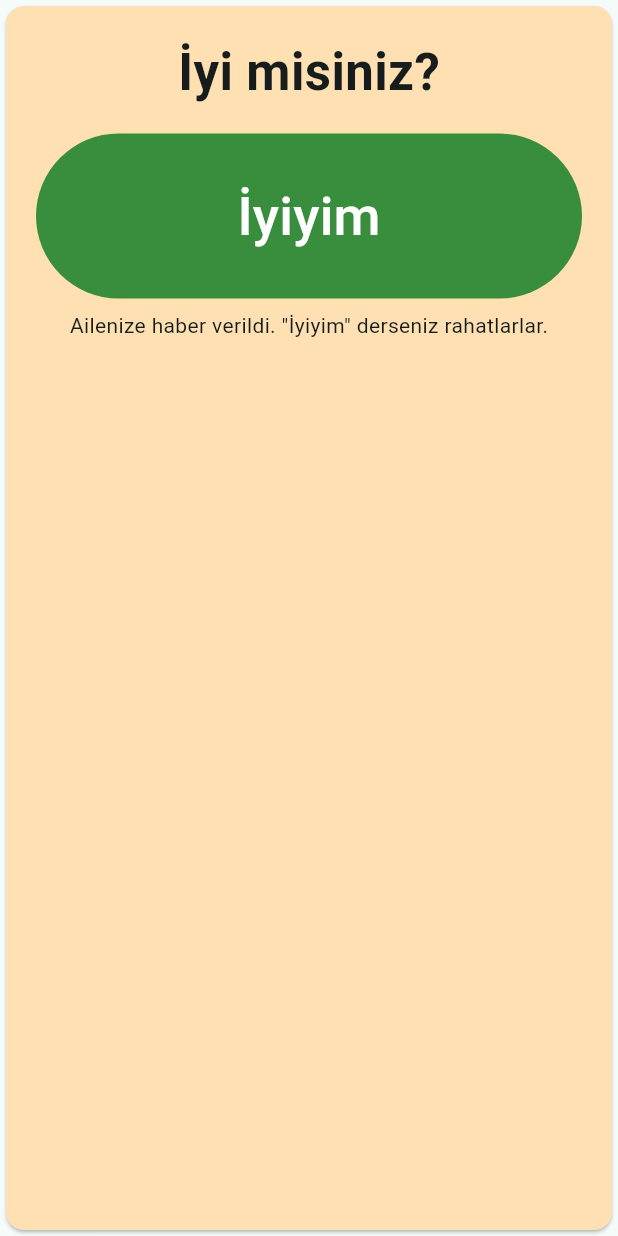
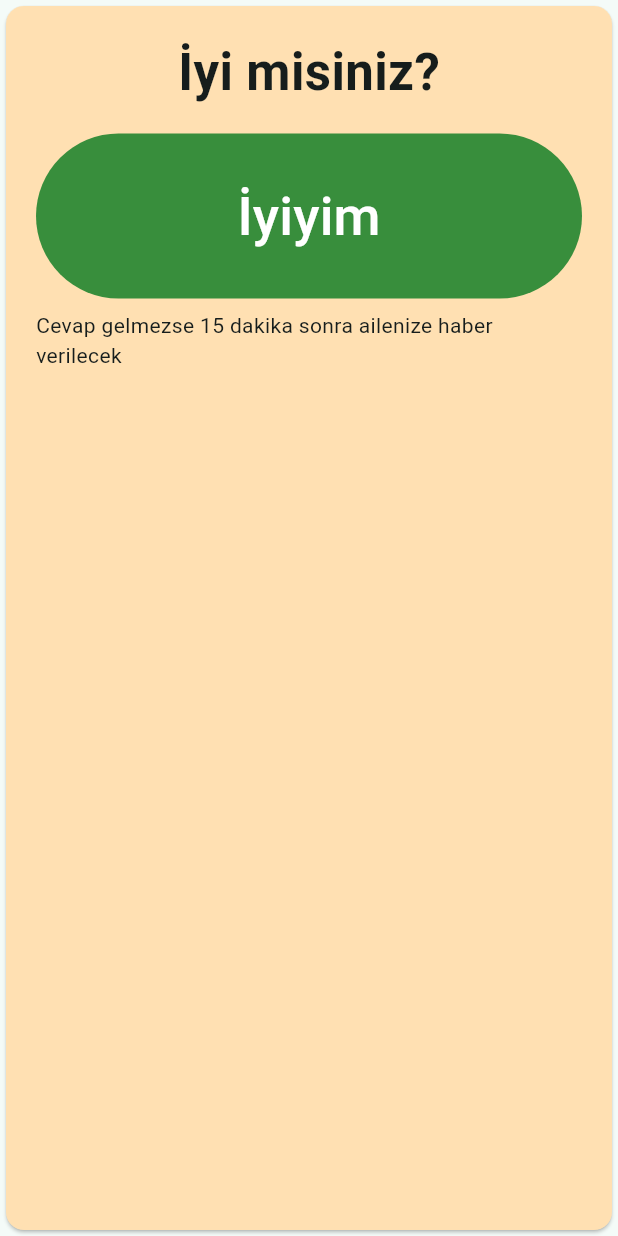
Before and after one commit to MuratAcar00/Hal-Hatir, a Flutter app: the _CheckInCard widget shown alone on an empty page, opened directly, on a phone screen of 412 x 824 dp. Run offline on Flutter 3.47's test engine with Material 3 defaults, Android fonts, the phone set to English and light mode, and no system bars; our stand-ins replace fl_chart, shared_preferences; accounts and stored records are empty.

Commit message:
fix: ack line, confirmed skipped activities, stage-based check-in text, footer padding
Co-Authored-By: Claude Opus 5.5 <noreply@anthropic.com>

```diff
--- a/lib/core/app_state.dart
+++ b/lib/core/app_state.dart
@@ -98,7 +98,11 @@ class AppState extends ChangeNotifier {
     notifyListeners();
   }
 
+  /// Last "İyiyim" time (shown to the family).
+  DateTime? lastAckAt;
+
   void acknowledge() {
+    lastAckAt = now;
     engine.acknowledge(events, rhythm, settings: settings);
     _save();
     notifyListeners();
--- a/lib/features/family/settings_screen.dart
+++ b/lib/features/family/settings_screen.dart
@@ -40,7 +40,7 @@ class _SettingsScreenState extends State<SettingsScreen> {
       title: 'Ayarlar',
       roleSwitch: false,
       body: ListView(
-        padding: const EdgeInsets.all(16),
+        padding: const EdgeInsets.fromLTRB(16, 16, 16, 48),
         children: [
           Text(
             'İzleme saatleri',
--- a/lib/features/home_simulator/home_simulator_screen.dart
+++ b/lib/features/home_simulator/home_simulator_screen.dart
@@ -24,7 +24,7 @@ class HomeSimulatorScreen extends StatelessWidget {
     return AppScaffold(
       title: 'Ev simülatörü',
       body: ListView(
-        padding: const EdgeInsets.all(16),
+        padding: const EdgeInsets.fromLTRB(16, 16, 16, 48),
         children: [
           if (s.alertState != AlertState.normal) const _CheckInCard(),
           Card(
@@ -125,7 +125,6 @@ class _CheckInCard extends StatelessWidget {
   @override
   Widget build(BuildContext context) {
     final s = context.read<AppState>();
-    final familyNotified = s.alertState != AlertState.softCheck;
     return Card(
       color: Colors.orange.shade100,
       child: Padding(
@@ -149,11 +148,11 @@ class _CheckInCard extends StatelessWidget {
               ),
             ),
             const SizedBox(height: 8),
-            Text(
-              familyNotified
-                  ? 'Ailenize haber verildi. "İyiyim" derseniz rahatlarlar.'
-                  : 'Cevap gelmezse 15 dakika sonra ailenize haber verilecek.',
-            ),
+            Text(switch (s.alertState) {
+              AlertState.familyAlert => 'Ailenize haber verildi',
+              AlertState.secondContactAlert => 'İkinci kişiye haber verildi',
+              _ => 'Cevap gelmezse 15 dakika sonra ailenize haber verilecek',
+            }),
           ],
         ),
       ),
```
Also changed, not shown: lib/features/family/family_screen.dart (+25 -1 lines).
